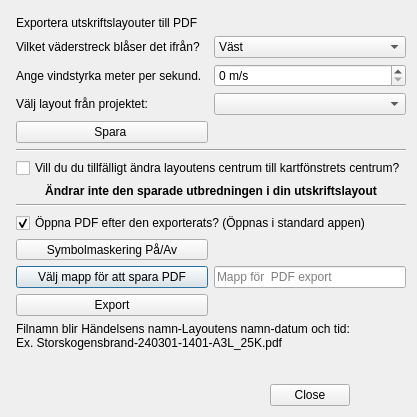
Old version of the form brand_gis_print_dialog.ui in the repository Danlin82/BrandGIS.
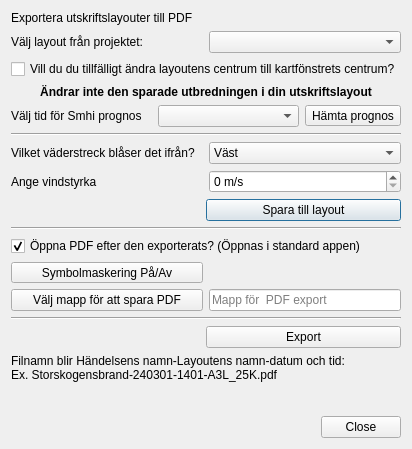
New version of the form.

```diff
--- a/brand_gis_print_dialog.ui
+++ b/brand_gis_print_dialog.ui
@@ -6,8 +6,8 @@
    <rect>
     <x>0</x>
     <y>0</y>
-    <width>385</width>
-    <height>409</height>
+    <width>392</width>
+    <height>446</height>
    </rect>
   </property>
   <property name="sizePolicy">
@@ -25,16 +25,54 @@
   <property name="toolTipDuration">
    <number>10</number>
   </property>
-  <layout class="QFormLayout" name="formLayout">
-   <item row="1" column="0">
-    <layout class="QGridLayout" name="gridLayout">
+  <layout class="QVBoxLayout" name="verticalLayout_5">
+   <item>
+    <layout class="QVBoxLayout" name="verticalLayout_2" stretch="0">
      <property name="leftMargin">
-      <number>5</number>
+      <number>0</number>
      </property>
      <property name="topMargin">
-      <number>5</number>
+      <number>0</number>
      </property>
-     <item row="4" column="0">
+     <property name="rightMargin">
+      <number>0</number>
+     </property>
+     <item>
+      <layout class="QVBoxLayout" name="verticalLayout">
+       <property name="leftMargin">
+        <number>0</number>
+       </property>
+       <property name="topMargin">
+        <number>0</number>
+       </property>
+       <property name="rightMargin">
+        <number>0</number>
+       </property>
+       <property name="bottomMargin">
+        <number>0</number>
+       </property>
+       <item>
+        <widget class="QLabel" name="label_6">
+         <property name="text">
+          <string>Exportera utskriftslayouter till PDF</string>
+         </property>
+        </widget>
+       </item>
+       <item>
+        <layout class="QHBoxLayout" name="horizontalLayout_3">
+         <property name="leftMargin">
+          <number>0</number>
+         </property>
+         <property name="topMargin">
+          <number>0</number>
+         </property>
+         <property name="rightMargin">
+          <number>0</number>
+         </property>
+         <property name="bottomMargin">
+          <number>0</number>
+         </property>
+         <item>
       <widget class="QLabel" name="label_4">
        <property name="sizePolicy">
         <sizepolicy hsizetype="Preferred" vsizetype="Preferred">
@@ -47,15 +85,23 @@
        </property>
       </widget>
      </item>
-     <item row="6" column="0" colspan="2">
-      <layout class="QVBoxLayout" name="verticalLayout">
        <item>
-        <widget class="Line" name="line">
-         <property name="orientation">
-          <enum>Qt::Horizontal</enum>
+          <widget class="QComboBox" name="comboBoxLayouts">
+           <property name="sizePolicy">
+            <sizepolicy hsizetype="Minimum" vsizetype="Minimum">
+             <horstretch>0</horstretch>
+             <verstretch>0</verstretch>
+            </sizepolicy>
+           </property>
+           <property name="placeholderText">
+            <string>tomt</string>
          </property>
         </widget>
        </item>
+        </layout>
+       </item>
+       <item>
+        <layout class="QHBoxLayout" name="horizontalLayout_4">
        <item>
         <widget class="QCheckBox" name="checkBoxcanvascenter">
          <property name="sizePolicy">
@@ -64,11 +110,19 @@
            <verstretch>0</verstretch>
           </sizepolicy>
          </property>
+           <property name="layoutDirection">
+            <enum>Qt::LeftToRight</enum>
+           </property>
+           <property name="autoFillBackground">
+            <bool>false</bool>
+           </property>
          <property name="text">
           <string>Vill du du tillfälligt ändra layoutens centrum till kartfönstrets centrum?</string>
          </property>
         </widget>
        </item>
+        </layout>
+       </item>
        <item>
         <widget class="QLabel" name="label_5">
          <property name="text">
@@ -79,6 +133,27 @@
          </property>
         </widget>
        </item>
+       <item>
+        <layout class="QHBoxLayout" name="horizontalLayout_6">
+         <item>
+          <widget class="QLabel" name="label_7">
+           <property name="text">
+            <string>Välj tid för Smhi prognos</string>
+           </property>
+          </widget>
+         </item>
+         <item>
+          <widget class="QComboBox" name="comboBoxSmhiDateTime"/>
+         </item>
+         <item>
+          <widget class="QToolButton" name="toolButtonGetSmhi">
+           <property name="text">
+            <string>Hämta prognos</string>
+           </property>
+          </widget>
+         </item>
+        </layout>
+       </item>
        <item>
         <widget class="Line" name="line_2">
          <property name="orientation">
@@ -87,40 +162,33 @@
         </widget>
        </item>
        <item>
-        <widget class="QCheckBox" name="checkBoxcanvasLOpenPdf">
-         <property name="sizePolicy">
-          <sizepolicy hsizetype="MinimumExpanding" vsizetype="Fixed">
-           <horstretch>0</horstretch>
-           <verstretch>0</verstretch>
-          </sizepolicy>
+        <layout class="QHBoxLayout" name="horizontalLayout">
+         <property name="leftMargin">
+          <number>0</number>
          </property>
+         <property name="topMargin">
+          <number>0</number>
+         </property>
+         <property name="rightMargin">
+          <number>0</number>
+         </property>
+         <property name="bottomMargin">
+          <number>0</number>
+         </property>
+         <item>
+          <widget class="QLabel" name="label">
          <property name="text">
-          <string>Öppna PDF efter den exporterats? (Öppnas i standard appen)</string>
-         </property>
-         <property name="checked">
+            <string>Vilket väderstreck blåser det ifrån?</string>
+           </property>
+           <property name="wordWrap">
           <bool>true</bool>
          </property>
         </widget>
        </item>
-      </layout>
-     </item>
-     <item row="7" column="0">
-      <widget class="QToolButton" name="toolButton_maskSymbolOnOff">
-       <property name="sizePolicy">
-        <sizepolicy hsizetype="MinimumExpanding" vsizetype="Expanding">
-         <horstretch>0</horstretch>
-         <verstretch>0</verstretch>
-        </sizepolicy>
-       </property>
-       <property name="text">
-        <string>Symbolmaskering På/Av</string>
-       </property>
-      </widget>
-     </item>
-     <item row="1" column="1">
+         <item>
       <widget class="QComboBox" name="comboBoxwindDir">
        <property name="sizePolicy">
-        <sizepolicy hsizetype="MinimumExpanding" vsizetype="Fixed">
+            <sizepolicy hsizetype="Minimum" vsizetype="Minimum">
          <horstretch>0</horstretch>
          <verstretch>0</verstretch>
         </sizepolicy>
@@ -167,7 +235,118 @@
        </item>
       </widget>
      </item>
-     <item row="8" column="0">
+        </layout>
+       </item>
+       <item>
+        <layout class="QHBoxLayout" name="horizontalLayout_2">
+         <property name="leftMargin">
+          <number>0</number>
+         </property>
+         <property name="topMargin">
+          <number>0</number>
+         </property>
+         <property name="rightMargin">
+          <number>0</number>
+         </property>
+         <property name="bottomMargin">
+          <number>0</number>
+         </property>
+         <item>
+          <widget class="QLabel" name="label_2">
+           <property name="sizePolicy">
+            <sizepolicy hsizetype="Preferred" vsizetype="Preferred">
+             <horstretch>0</horstretch>
+             <verstretch>0</verstretch>
+            </sizepolicy>
+           </property>
+           <property name="text">
+            <string>Ange vindstyrka</string>
+           </property>
+           <property name="wordWrap">
+            <bool>true</bool>
+           </property>
+          </widget>
+         </item>
+         <item>
+          <widget class="QSpinBox" name="lineEdit_layout_vind">
+           <property name="sizePolicy">
+            <sizepolicy hsizetype="Minimum" vsizetype="Minimum">
+             <horstretch>0</horstretch>
+             <verstretch>0</verstretch>
+            </sizepolicy>
+           </property>
+           <property name="suffix">
+            <string> m/s</string>
+           </property>
+           <property name="prefix">
+            <string/>
+           </property>
+           <property name="minimum">
+            <number>0</number>
+           </property>
+           <property name="singleStep">
+            <number>1</number>
+           </property>
+          </widget>
+         </item>
+        </layout>
+       </item>
+       <item>
+        <layout class="QHBoxLayout" name="horizontalLayout_5">
+         <item>
+          <spacer name="horizontalSpacer_5">
+           <property name="orientation">
+            <enum>Qt::Horizontal</enum>
+           </property>
+           <property name="sizeHint" stdset="0">
+            <size>
+             <width>40</width>
+             <height>20</height>
+            </size>
+           </property>
+          </spacer>
+         </item>
+         <item>
+          <widget class="QPushButton" name="pushButtonWind">
+           <property name="sizePolicy">
+            <sizepolicy hsizetype="MinimumExpanding" vsizetype="Maximum">
+             <horstretch>0</horstretch>
+             <verstretch>0</verstretch>
+            </sizepolicy>
+           </property>
+           <property name="text">
+            <string>Spara till layout</string>
+           </property>
+          </widget>
+         </item>
+        </layout>
+       </item>
+       <item>
+        <widget class="Line" name="line">
+         <property name="orientation">
+          <enum>Qt::Horizontal</enum>
+         </property>
+        </widget>
+       </item>
+       <item>
+        <widget class="QCheckBox" name="checkBoxcanvasLOpenPdf">
+         <property name="sizePolicy">
+          <sizepolicy hsizetype="MinimumExpanding" vsizetype="Fixed">
+           <horstretch>0</horstretch>
+           <verstretch>0</verstretch>
+          </sizepolicy>
+         </property>
+         <property name="text">
+          <string>Öppna PDF efter den exporterats? (Öppnas i standard appen)</string>
+         </property>
+         <property name="checked">
+          <bool>true</bool>
+         </property>
+        </widget>
+       </item>
+       <item>
+        <layout class="QGridLayout" name="gridLayout">
+         <item row="1" column="0">
       <widget class="QPushButton" name="pushButtonExpFold">
        <property name="sizePolicy">
         <sizepolicy hsizetype="MinimumExpanding" vsizetype="Expanding">
@@ -180,21 +359,20 @@
        </property>
       </widget>
      </item>
-     <item row="11" column="0" colspan="2">
-      <layout class="QVBoxLayout" name="verticalLayout_2">
-       <item>
-        <widget class="QLabel" name="label_3">
+         <item row="0" column="0">
+          <widget class="QToolButton" name="toolButton_maskSymbolOnOff">
+           <property name="sizePolicy">
+            <sizepolicy hsizetype="MinimumExpanding" vsizetype="Expanding">
+             <horstretch>0</horstretch>
+             <verstretch>0</verstretch>
+            </sizepolicy>
+           </property>
          <property name="text">
-          <string>Filnamn blir Händelsens namn-Layoutens namn-datum och tid:
-Ex. Storskogensbrand-240301-1401-A3L_25K.pdf
-
-</string>
+            <string>Symbolmaskering På/Av</string>
          </property>
         </widget>
        </item>
-      </layout>
-     </item>
-     <item row="8" column="1">
+         <item row="1" column="1">
       <widget class="QLineEdit" name="lineEditExpFold">
        <property name="sizePolicy">
         <sizepolicy hsizetype="MinimumExpanding" vsizetype="Fixed">
@@ -222,23 +400,75 @@
        </property>
       </widget>
      </item>
-     <item row="1" column="0">
-      <widget class="QLabel" name="label">
+        </layout>
+       </item>
+       <item>
+        <widget class="Line" name="line_3">
+         <property name="orientation">
+          <enum>Qt::Horizontal</enum>
+         </property>
+        </widget>
+       </item>
+       <item>
+        <layout class="QHBoxLayout" name="horizontalLayout_7">
+         <item>
+          <spacer name="horizontalSpacer">
+           <property name="orientation">
+            <enum>Qt::Horizontal</enum>
+           </property>
+           <property name="sizeHint" stdset="0">
+            <size>
+             <width>40</width>
+             <height>20</height>
+            </size>
+           </property>
+          </spacer>
+         </item>
+         <item>
+          <widget class="QPushButton" name="pushButtonPdf">
        <property name="sizePolicy">
-        <sizepolicy hsizetype="Preferred" vsizetype="Preferred">
+            <sizepolicy hsizetype="MinimumExpanding" vsizetype="Expanding">
          <horstretch>0</horstretch>
          <verstretch>0</verstretch>
         </sizepolicy>
        </property>
        <property name="text">
-        <string>Vilket väderstreck blåser det ifrån?</string>
-       </property>
-       <property name="wordWrap">
-        <bool>true</bool>
-       </property>
-      </widget>
-     </item>
-     <item row="12" column="1">
+            <string>Export</string>
+           </property>
+          </widget>
+         </item>
+        </layout>
+       </item>
+       <item>
+        <spacer name="verticalSpacer">
+         <property name="orientation">
+          <enum>Qt::Vertical</enum>
+         </property>
+         <property name="sizeHint" stdset="0">
+          <size>
+           <width>20</width>
+           <height>40</height>
+          </size>
+         </property>
+        </spacer>
+       </item>
+       <item>
+        <widget class="QLabel" name="label_3">
+         <property name="sizePolicy">
+          <sizepolicy hsizetype="Minimum" vsizetype="Minimum">
+           <horstretch>0</horstretch>
+           <verstretch>0</verstretch>
+          </sizepolicy>
+         </property>
+         <property name="text">
+          <string>Filnamn blir Händelsens namn-Layoutens namn-datum och tid:
+Ex. Storskogensbrand-240301-1401-A3L_25K.pdf
+
+</string>
+         </property>
+        </widget>
+       </item>
+       <item>
       <widget class="QDialogButtonBox" name="buttonBox">
        <property name="sizePolicy">
         <sizepolicy hsizetype="MinimumExpanding" vsizetype="Fixed">
@@ -253,96 +483,10 @@
         <set>QDialogButtonBox::Close</set>
        </property>
        <property name="centerButtons">
-        <bool>true</bool>
+          <bool>false</bool>
        </property>
       </widget>
      </item>
-     <item row="2" column="1">
-      <widget class="QSpinBox" name="lineEdit_layout_vind">
-       <property name="sizePolicy">
-        <sizepolicy hsizetype="MinimumExpanding" vsizetype="Fixed">
-         <horstretch>0</horstretch>
-         <verstretch>0</verstretch>
-        </sizepolicy>
-       </property>
-       <property name="suffix">
-        <string> m/s</string>
-       </property>
-       <property name="prefix">
-        <string/>
-       </property>
-       <property name="minimum">
-        <number>0</number>
-       </property>
-       <property name="singleStep">
-        <number>1</number>
-       </property>
-      </widget>
-     </item>
-     <item row="9" column="0">
-      <widget class="QPushButton" name="pushButtonPdf">
-       <property name="sizePolicy">
-        <sizepolicy hsizetype="MinimumExpanding" vsizetype="Expanding">
-         <horstretch>0</horstretch>
-         <verstretch>0</verstretch>
-        </sizepolicy>
-       </property>
-       <property name="text">
-        <string>Export</string>
-       </property>
-      </widget>
-     </item>
-     <item row="5" column="0">
-      <widget class="QPushButton" name="pushButtonWind">
-       <property name="sizePolicy">
-        <sizepolicy hsizetype="MinimumExpanding" vsizetype="Maximum">
-         <horstretch>0</horstretch>
-         <verstretch>0</verstretch>
-        </sizepolicy>
-       </property>
-       <property name="text">
-        <string>Spara </string>
-       </property>
-      </widget>
-     </item>
-     <item row="4" column="1">
-      <widget class="QComboBox" name="comboBoxLayouts">
-       <property name="sizePolicy">
-        <sizepolicy hsizetype="MinimumExpanding" vsizetype="Fixed">
-         <horstretch>0</horstretch>
-         <verstretch>0</verstretch>
-        </sizepolicy>
-       </property>
-       <property name="placeholderText">
-        <string>tomt</string>
-       </property>
-      </widget>
-     </item>
-     <item row="2" column="0">
-      <widget class="QLabel" name="label_2">
-       <property name="sizePolicy">
-        <sizepolicy hsizetype="Preferred" vsizetype="Preferred">
-         <horstretch>0</horstretch>
-         <verstretch>0</verstretch>
-        </sizepolicy>
-       </property>
-       <property name="text">
-        <string>Ange vindstyrka meter per sekund.</string>
-       </property>
-       <property name="wordWrap">
-        <bool>true</bool>
-       </property>
-      </widget>
-     </item>
-     <item row="0" column="0" colspan="2">
-      <layout class="QVBoxLayout" name="verticalLayout_3">
-       <item>
-        <widget class="QLabel" name="label_6">
-         <property name="text">
-          <string>Exportera utskriftslayouter till PDF</string>
-         </property>
-        </widget>
-       </item>
       </layout>
      </item>
     </layout>
```
Left out of the diff: 6 changed lines with no effect on the pictures. Lines whose indentation alone changed are shown as unchanged.
